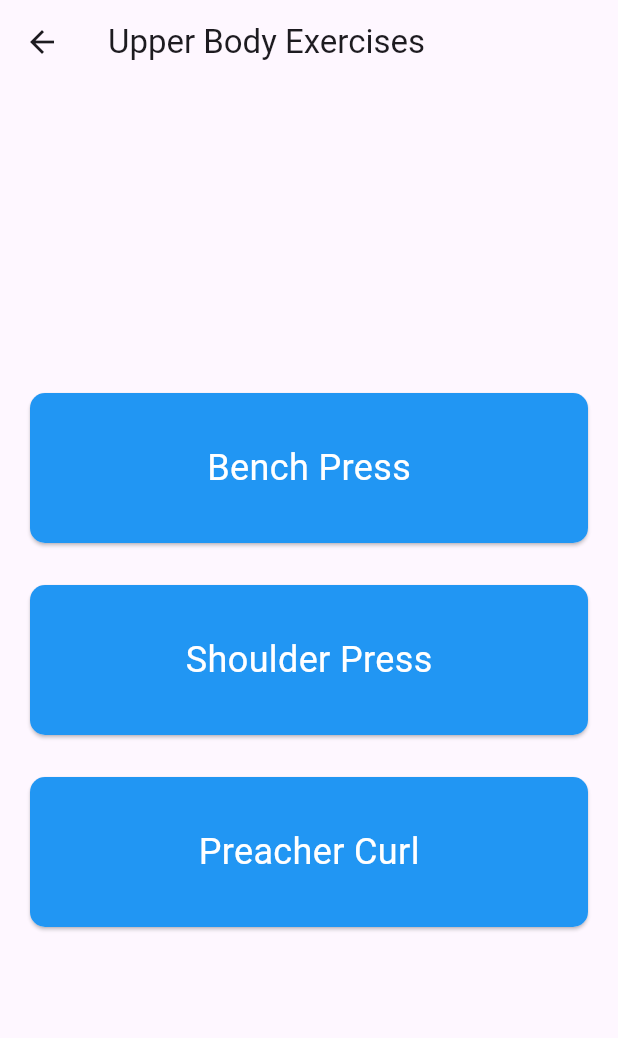
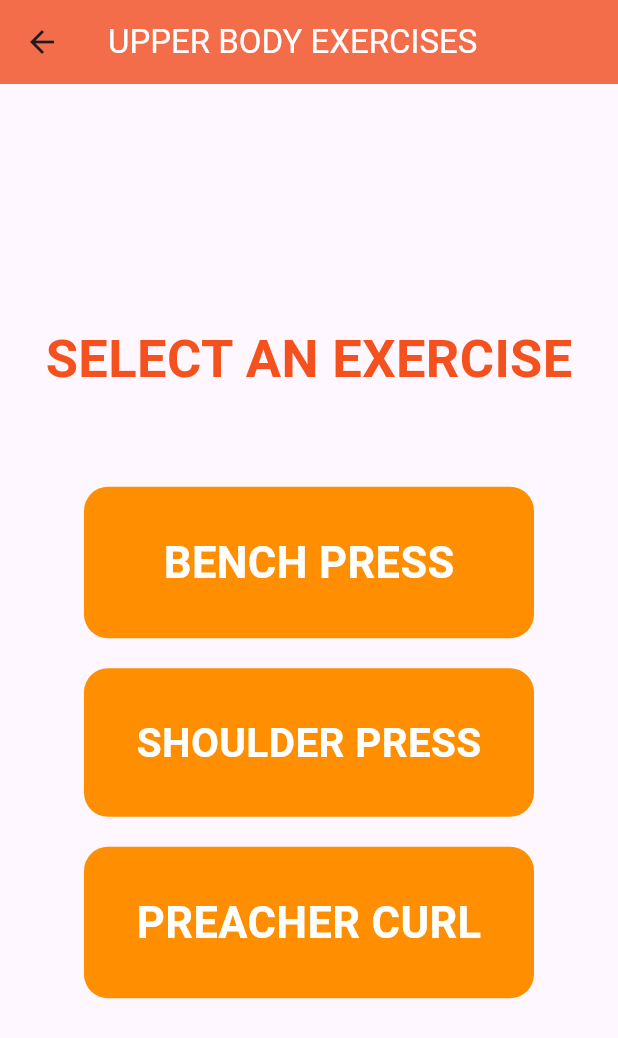
Before and after one commit to Xhideto/liftttrack, a Flutter app: the UpperBodyPage screen opened directly, on a phone screen of 412 x 824 dp. Shown: the top 1038 px of the screen. Run offline on Flutter 3.47's test engine with Material 3 defaults, Android fonts, the phone set to English and light mode, and no system bars; our stand-ins replace firebase_database, image_picker; accounts and stored records are empty.

Commit message:
Update upper.dart

```diff
--- a/lib/exercise/upper.dart
+++ b/lib/exercise/upper.dart
@@ -1,50 +1,128 @@
 // lib/upper_body_page.dart
 import 'package:flutter/material.dart';
-import 'exercard.dart'; // Import the ExerciseCard
-import '../upperex/bpress.dart';
-import '../upperex/spress.dart';
-import '../upperex/pcurl.dart';
+import 'package:lifttrack/upperex/bpress.dart';
+import 'package:lifttrack/upperex/pcurl.dart';
+import 'package:lifttrack/upperex/spress.dart';
+// import 'exercard.dart'; // Import the ExerciseCard
 
 class UpperBodyPage extends StatelessWidget {
+  const UpperBodyPage({super.key});
+
   @override
   Widget build(BuildContext context) {
     return Scaffold(
       appBar: AppBar(
-        title: const Text('Upper Body Exercises'),
+        title: Text('UPPER BODY EXERCISES', style: TextStyle(color: Colors.white)), // White text
+        backgroundColor: Colors.deepOrange.shade400,
+        elevation: 3,
+        automaticallyImplyLeading: true,
       ),
       body: Padding(
-        padding: const EdgeInsets.all(16.0),
+        padding: const EdgeInsets.all(24.0),
         child: Column(
           mainAxisAlignment: MainAxisAlignment.center,
           children: <Widget>[
-            ExerciseCard(
-              title: 'Bench Press',
+            Center(
+              child: Text(
+                'SELECT AN EXERCISE',
+                style: TextStyle(
+                  fontSize: 35,
+                  fontWeight: FontWeight.bold,
+                  color: Colors.deepOrange[600],
+                ),
+              ),
+            ),
+            const SizedBox(height: 60),
+            Column(
+              mainAxisAlignment: MainAxisAlignment.center,
+              children: [
+                SizedBox(
+                  width: 300, // Fixed width for the cards
+                  child: GestureDetector(
                     onTap: () {
                       Navigator.push(
                         context,
                         MaterialPageRoute(builder: (context) => BenchPage()),
                       );
                     },
+                    child: Container(
+                      padding: const EdgeInsets.all(30),
+                      decoration: BoxDecoration(
+                        color: Colors.amber[800], // Button color
+                        borderRadius: BorderRadius.circular(16),
                       ),
-            SizedBox(height: 20),
-            ExerciseCard(
-              title: 'Shoulder Press',
+                      child: Center(
+                        child: Text(
+                          'BENCH PRESS', // Updated text
+                          style: TextStyle(
+                            fontSize: 29,
+                            fontWeight: FontWeight.bold,
+                            color: Colors.white, // Text color
+                          ),
+                        ),
+                      ),
+                    ),
+                  ),
+                ),
+                const SizedBox(height: 20),
+                SizedBox(
+                  width: 300, // Fixed width for the cards
+                  child: GestureDetector(
                     onTap: () {
                       Navigator.push(
                         context,
-                  MaterialPageRoute(builder: (context) => ShoulderPage())
+                        MaterialPageRoute(builder: (context) => ShoulderPage()),
                       );
                     },
+                    child: Container(
+                      padding: const EdgeInsets.all(30),
+                      decoration: BoxDecoration(
+                        color: Colors.amber[800], // Button color
+                        borderRadius: BorderRadius.circular(16),
                       ),
-            SizedBox(height: 20),
-            ExerciseCard(
-              title: 'Preacher Curl',
+                      child: Center(
+                        child: Text(
+                          'SHOULDER PRESS', // Updated text
+                          style: TextStyle(
+                            fontSize: 27,
+                            fontWeight: FontWeight.bold,
+                            color: Colors.white, // Text color
+                          ),
+                        ),
+                      ),
+                    ),
+                  ),
+                ),
+                const SizedBox(height: 20),
+                SizedBox(
+                  width: 300, // Fixed width for the cards
+                  child: GestureDetector(
                     onTap: () {
                       Navigator.push(
                         context,
-                    MaterialPageRoute(builder: (context) => PreacherPage())
+                        MaterialPageRoute(builder: (context) => PreacherPage()),
                       );
                     },
+                    child: Container(
+                      padding: const EdgeInsets.all(30),
+                      decoration: BoxDecoration(
+                        color: Colors.amber[800], // Button color
+                        borderRadius: BorderRadius.circular(16),
+                      ),
+                      child: Center(
+                        child: Text(
+                          'PREACHER CURL', // Updated text
+                          style: TextStyle(
+                            fontSize: 29,
+                            fontWeight: FontWeight.bold,
+                            color: Colors.white, // Text color
+                          ),
+                        ),
+                      ),
+                    ),
+                  ),
+                ),
+              ],
             ),
           ],
         ),
```
Lines whose indentation alone changed are shown as unchanged.
